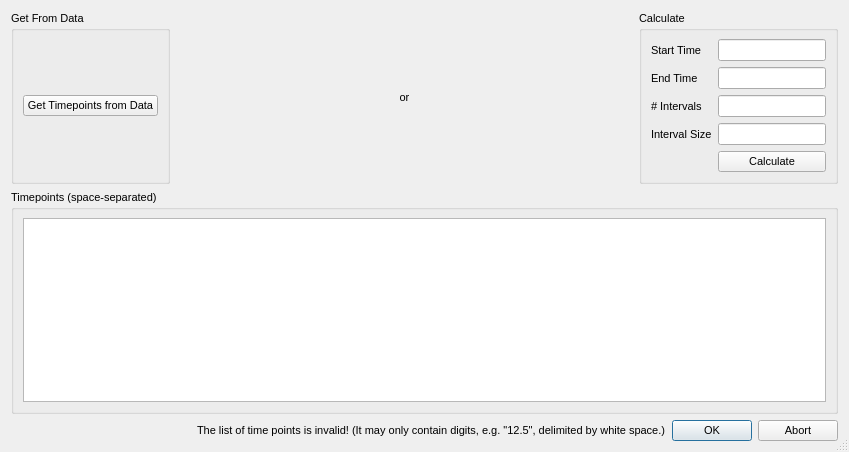
Old version of the form src/simulationworkbench/widgets/timepointchooser.ui in the repository CSB-at-ZIB/BioPARKIN.
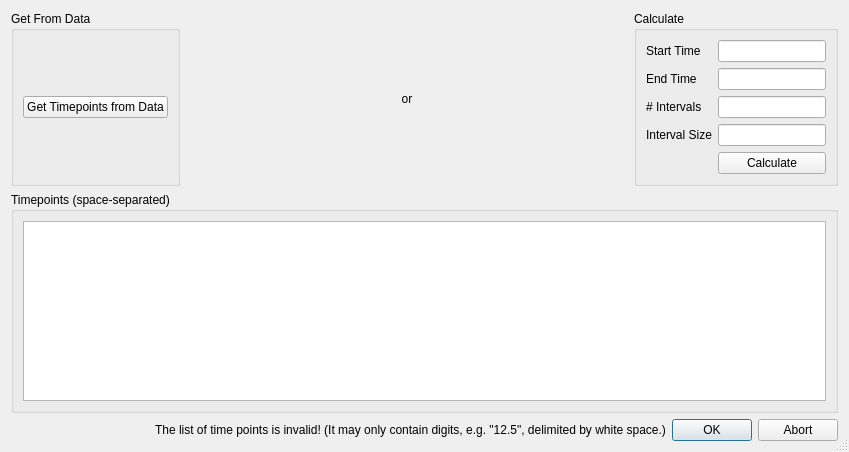
New version of the form.

```diff
--- a/src/simulationworkbench/widgets/timepointchooser.ui
+++ b/src/simulationworkbench/widgets/timepointchooser.ui
@@ -16,14 +16,6 @@
     <height>452</height>
    </rect>
   </property>
-  <property name="font">
-   <font>
-    <family>MS Shell Dlg 2</family>
-    <pointsize>8</pointsize>
-    <weight>50</weight>
-    <bold>false</bold>
-   </font>
-  </property>
   <property name="windowTitle">
    <string>Choose Timepoints</string>
   </property>
```
